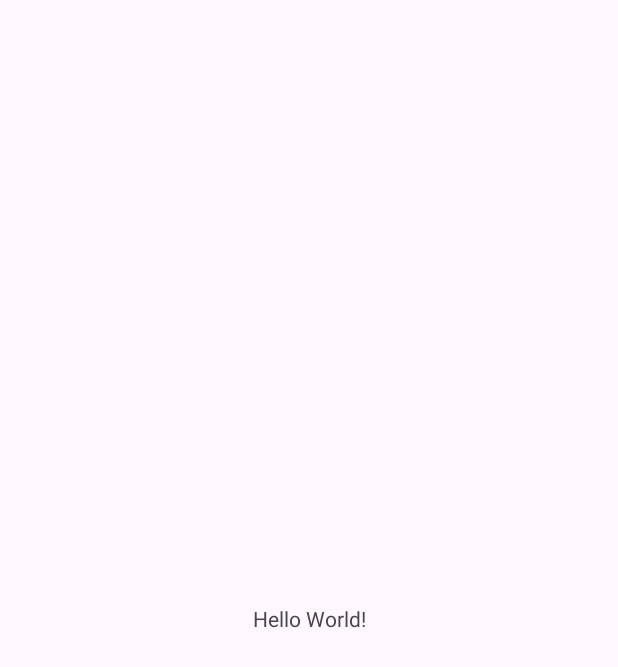
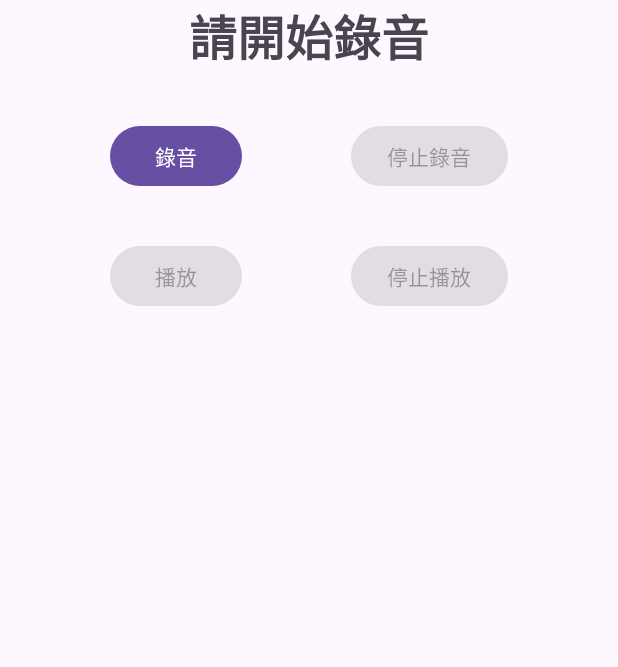
Before and after one commit to rgmmmt4r/android_practice, an Android app: the screen it shows after launch (MainActivity), on a phone screen of 412 x 824 dp. Before the commit the part shown is almost empty. Shown: the top 667 px of the screen. Run offline under Robolectric (Android 15) with nearby library versions, the phone set to English and light mode, and no system bars.

Commit message:
Media Recorder init

```diff
--- a/MediaRecorder/app/src/main/java/com/example/mediarecorder/MainActivity.kt
+++ b/MediaRecorder/app/src/main/java/com/example/mediarecorder/MainActivity.kt
@@ -1,12 +1,40 @@
 package com.example.mediarecorder
 
+import android.content.pm.PackageManager
+import android.media.MediaPlayer
+import android.media.MediaRecorder
 import android.os.Bundle
 import androidx.activity.enableEdgeToEdge
 import androidx.appcompat.app.AppCompatActivity
+import androidx.core.app.ActivityCompat
 import androidx.core.view.ViewCompat
 import androidx.core.view.WindowInsetsCompat
+import java.io.File
 
 class MainActivity : AppCompatActivity() {
+    private lateinit var recorder: MediaRecorder
+    private lateinit var player: MediaPlayer
+    private lateinit var folder: File
+    private var fileName = ""
+
+    override fun onRequestPermissionsResult(
+        requestCode: Int,
+        permissions: Array<out String>,
+        grantResults: IntArray
+    ) {
+        super.onRequestPermissionsResult(requestCode, permissions, grantResults)
+
+        if(grantResults.isNotEmpty() && requestCode == 0){
+            if (grantResults[0] == PackageManager.PERMISSION_DENIED){
+                finish()
+            }else{
+                doInitialize()
+                setListener()
+            }
+        }
+    }
+
+
     override fun onCreate(savedInstanceState: Bundle?) {
         super.onCreate(savedInstanceState)
         enableEdgeToEdge()
@@ -16,5 +44,31 @@ class MainActivity : AppCompatActivity() {
             v.setPadding(systemBars.left, systemBars.top, systemBars.right, systemBars.bottom)
             insets
         }
+
+        val permission = android.Manifest.permission.RECORD_AUDIO
+
+        if (ActivityCompat.checkSelfPermission(this,permission)
+            !=PackageManager.PERMISSION_GRANTED
+            ){
+            ActivityCompat.requestPermissions(
+                this, arrayOf(permission),0
+            )
+        } else{
+            doInitialize()
+            setListener()
+        }
+    }
+
+    override fun onDestroy() {
+        super.onDestroy()
+        if(::recorder.isInitialized) recorder.release()
+        if(::player.isInitialized) player.release()
+    }
+
+    private fun doInitialize(){
+    }
+
+
+    private fun setListener(){
     }
 }
--- a/MediaRecorder/app/src/main/res/layout/activity_main.xml
+++ b/MediaRecorder/app/src/main/res/layout/activity_main.xml
@@ -8,12 +8,56 @@
     tools:context=".MainActivity">
 
     <TextView
-        android:layout_width="wrap_content"
+        android:id="@+id/tvTitle"
+        android:layout_width="0dp"
         android:layout_height="wrap_content"
-        android:text="Hello World!"
-        app:layout_constraintBottom_toBottomOf="parent"
+        android:text="請開始錄音"
+        android:textSize="32sp"
+        android:gravity="center"
+        android:textStyle="bold"
         app:layout_constraintEnd_toEndOf="parent"
         app:layout_constraintStart_toStartOf="parent"
         app:layout_constraintTop_toTopOf="parent" />
 
+    <Button
+        android:id="@+id/btnRecord"
+        android:layout_width="wrap_content"
+        android:layout_height="wrap_content"
+        android:layout_marginTop="32dp"
+        android:text="錄音"
+        app:layout_constraintEnd_toStartOf="@+id/btnStopRecord"
+        app:layout_constraintStart_toStartOf="parent"
+        app:layout_constraintTop_toBottomOf="@id/tvTitle"/>
+
+    <Button
+        android:id="@+id/btnPlay"
+        android:layout_width="wrap_content"
+        android:layout_height="wrap_content"
+        android:enabled="false"
+        android:text="停止錄音"
+        app:layout_constraintEnd_toEndOf="parent"
+        app:layout_constraintStart_toEndOf="@+id/btnRecord"
+        app:layout_constraintTop_toTopOf="@+id/btnRecord"/>
+
+    <Button
+        android:id="@+id/btnStopPlay"
+        android:layout_width="wrap_content"
+        android:layout_height="wrap_content"
+        android:layout_marginTop="32dp"
+        android:enabled="false"
+        android:text="播放"
+        app:layout_constraintEnd_toStartOf="@+id/btnStopRecord"
+        app:layout_constraintStart_toStartOf="parent"
+        app:layout_constraintTop_toBottomOf="@id/btnRecord"/>
+
+    <Button
+        android:id="@+id/btnStopRecord"
+        android:layout_width="wrap_content"
+        android:layout_height="wrap_content"
+        android:enabled="false"
+        android:text="停止播放"
+        app:layout_constraintEnd_toEndOf="parent"
+        app:layout_constraintStart_toEndOf="@+id/btnStopPlay"
+        app:layout_constraintTop_toTopOf="@+id/btnStopPlay"/>
+
 </androidx.constraintlayout.widget.ConstraintLayout>
```
